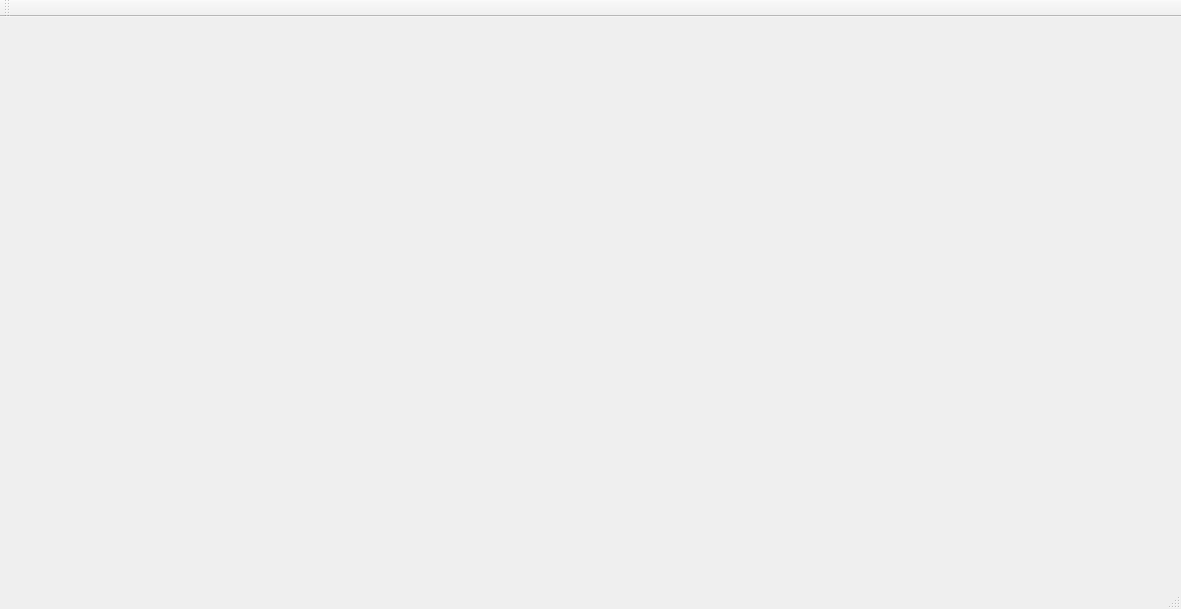
Qt form mainwindow.ui (enoorez/visualPE) before a commit.
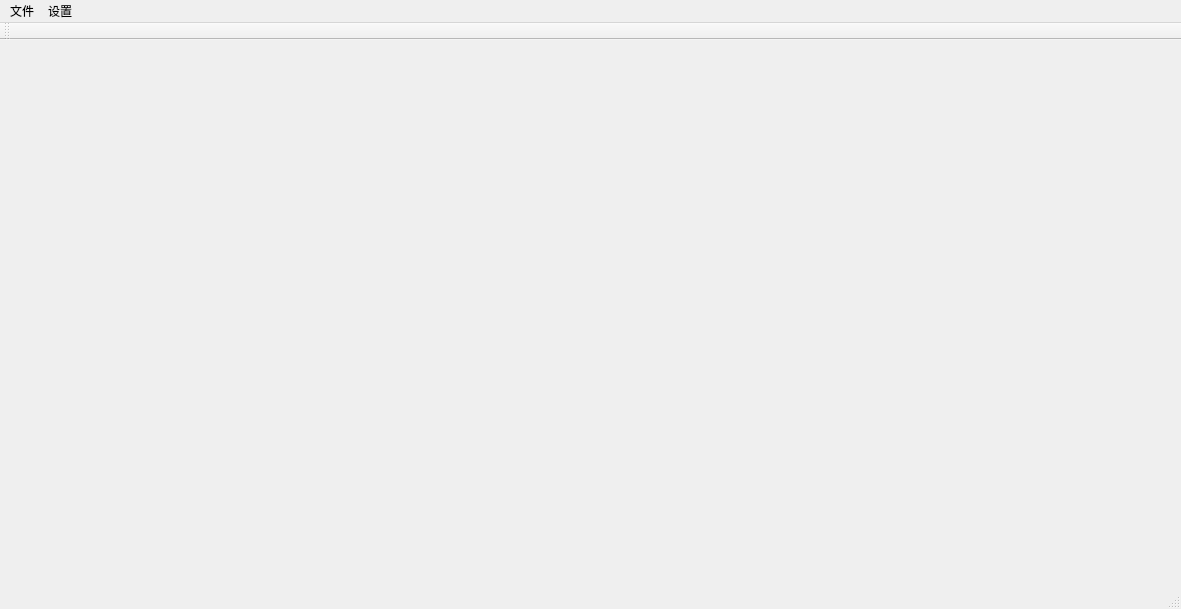
The same form after that commit.

The edit to the form file:
```diff
--- a/mainwindow.ui
+++ b/mainwindow.ui
@@ -25,6 +25,23 @@
      <height>26</height>
     </rect>
    </property>
+   <widget class="QMenu" name="menu">
+    <property name="title">
+     <string>设置</string>
+    </property>
+    <addaction name="action"/>
+    <addaction name="actionColorConfigtrue"/>
+   </widget>
+   <widget class="QMenu" name="menu_2">
+    <property name="title">
+     <string>文件</string>
+    </property>
+    <addaction name="actionOpen"/>
+    <addaction name="actionSave"/>
+    <addaction name="actionSave_as"/>
+   </widget>
+   <addaction name="menu_2"/>
+   <addaction name="menu"/>
   </widget>
   <widget class="QToolBar" name="mainToolBar">
    <attribute name="toolBarArea">
```
Left out of the diff: 25 changed lines with no effect on the pictures.
